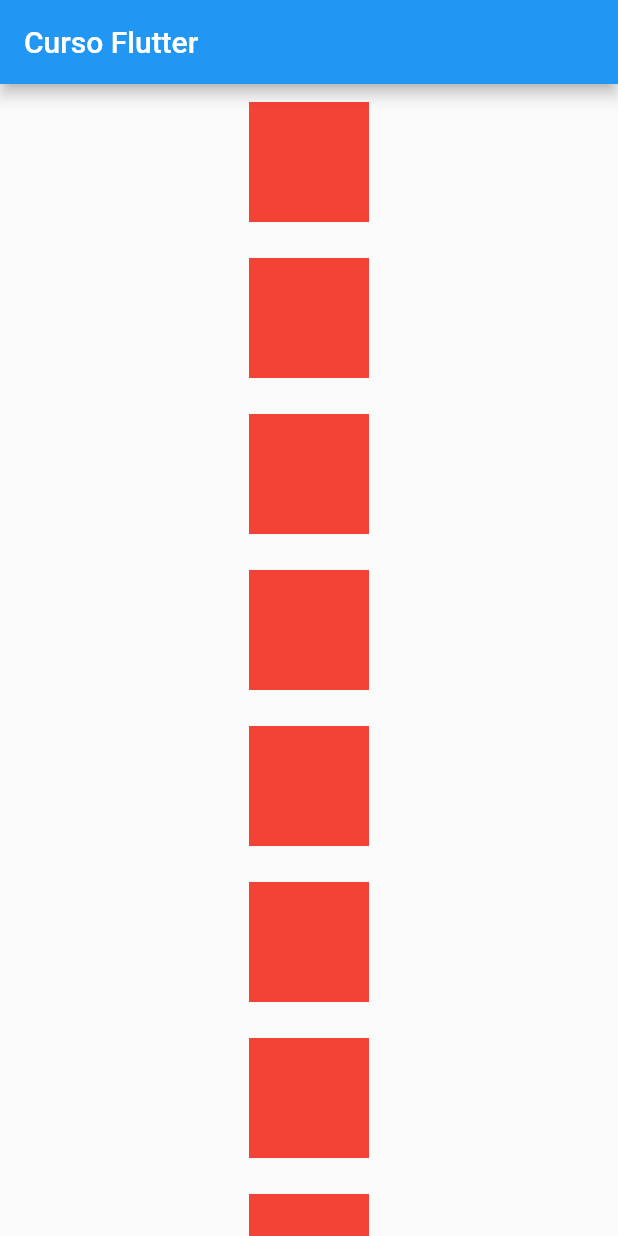
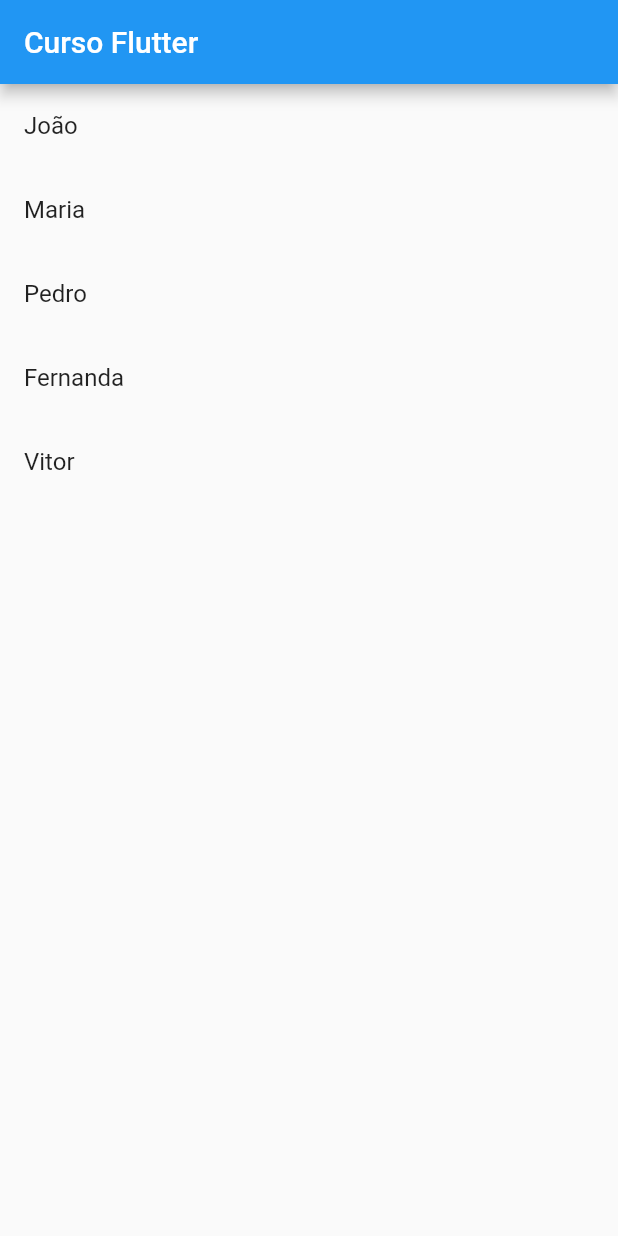
Before and after one commit to fercguerra/app_flutterando, a Flutter app: the screen it shows after launch, on a phone screen of 412 x 824 dp. Run offline on Flutter 3.47's test engine with Material 2 defaults, Android fonts, the phone set to English and light mode, and no system bars.

Commit message:
ListView.builder

```diff
--- a/lib/home_page.dart
+++ b/lib/home_page.dart
@@ -10,6 +10,7 @@ class _HomePageState extends State<HomePage> {
 
   @override
   Widget build(BuildContext context) {
+    final names = ['João', 'Maria', 'Pedro', 'Fernanda', "Vitor"];
     return Scaffold(
       appBar: AppBar(
         title: Text('Curso Flutter'),
@@ -17,19 +18,14 @@ class _HomePageState extends State<HomePage> {
       body: SizedBox(
         width: double.infinity,
         height: double.infinity,
-        child: SingleChildScrollView(
-          child: Column(
-            children: [
-              for (var i = 0; i < 10; i++)
-                Container(
-                  color: Colors.red,
-                  margin: const EdgeInsets.all(12),
-                  width: 80,
-                  height: 80,
-                ),
-            ],
-          ),
-        ),
+        child: ListView.builder(
+            itemCount: names.length,
+            itemBuilder: (context, index) {
+              final name = names[index];
+              return ListTile(
+                title: Text(name),
+              );
+            }),
       ),
     );
   }
```
